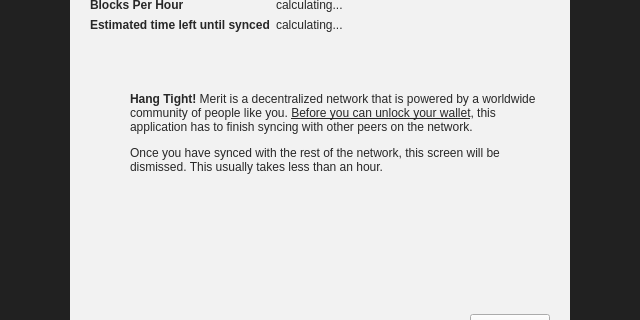
This is src/qt/forms/modaloverlay.ui in meritlabs/merit as Qt 5 draws it before an edit; both pictures show x 0 to 640 and y 184 to 504 of the 640 by 600 pixel window. The edited form follows.
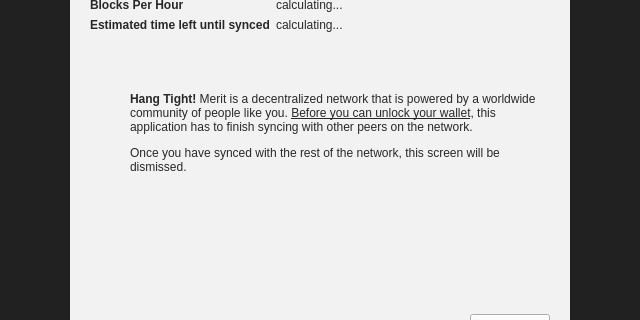
This is the edited form. Icons and pictures are not drawn. Custom widgets are drawn as their Qt base class.

Commit message:
Fix the messaging to be more accurate.
We want to set the right expectations.

```diff
--- a/src/qt/forms/modaloverlay.ui
+++ b/src/qt/forms/modaloverlay.ui
@@ -316,7 +316,7 @@
                 </font>
                </property>
                <property name="text">
-                <string>Once you have synced with the rest of the network, this screen will be dismissed.  This usually takes less than an hour.</string>
+                <string>Once you have synced with the rest of the network, this screen will be dismissed.</string>
                </property>
                <property name="textFormat">
                 <enum>Qt::RichText</enum>
```
